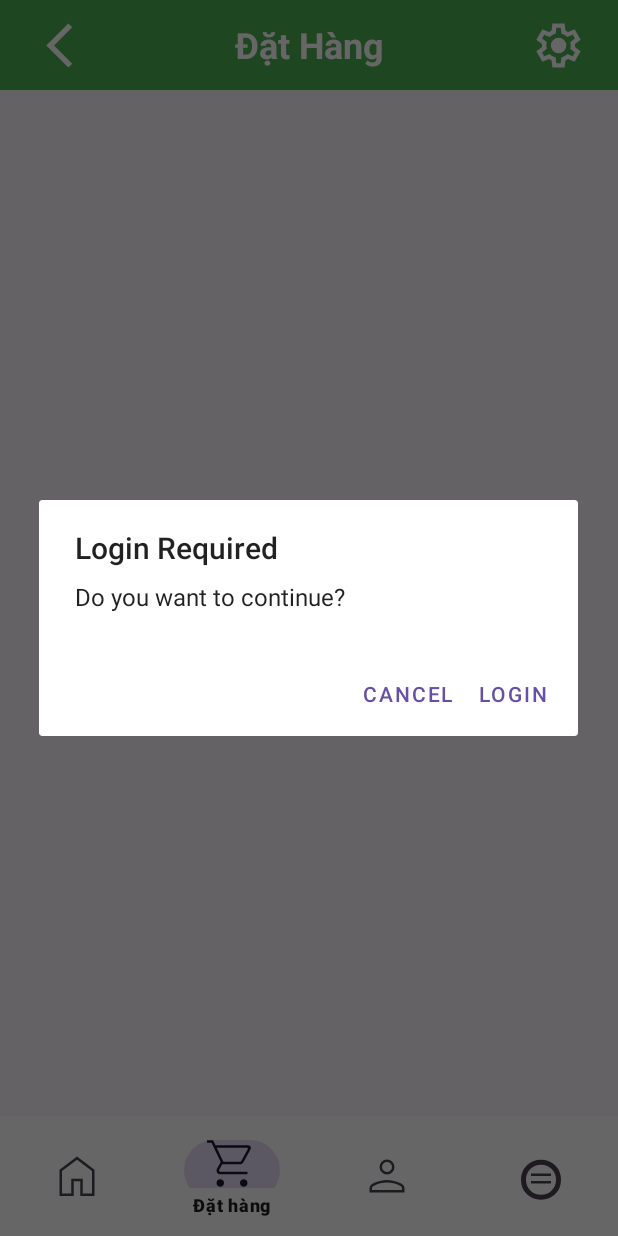
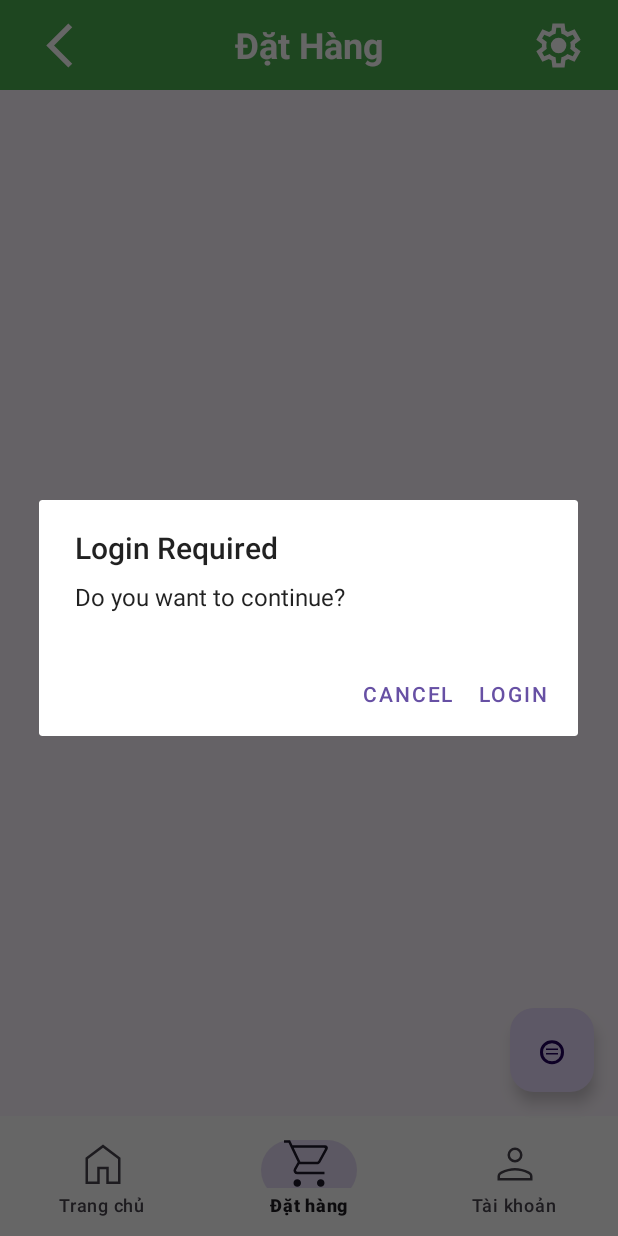
Before and after one commit to Giang1043/SellFoodMini, an Android app: the MainActivity screen opened directly, with no data from a screen before it, item 2 of the bottom bar chosen, on a phone screen of 412 x 824 dp. Run offline under Robolectric (Android 15) with nearby library versions, the phone set to English and light mode, and no system bars; our stand-ins replace Room's generated code.

Commit message:
Cập nhật lại chatbot

```diff
--- a/app/src/main/java/com/example/sellfoodmini/Data/InitActivity.java
+++ b/app/src/main/java/com/example/sellfoodmini/Data/InitActivity.java
@@ -7,16 +7,19 @@ import android.util.Log;
 import androidx.appcompat.app.AppCompatActivity;
 
 import com.example.sellfoodmini.Controller.MainActivity;
+import com.example.sellfoodmini.Database.AppDatabase;
 
 public class InitActivity extends AppCompatActivity {
     private static final String TAG = "InitActivity";
     @Override
     protected void onCreate(Bundle savedInstanceState) {
         super.onCreate(savedInstanceState);
+        AppDatabase db = AppDatabase.getInstance(this);
+        // db.clearAllTables(); // Xóa toàn bộ dữ liệu cũ (tùy chọn)
         DatabaseInitializer.initializeDatabase(this);
         Intent intent = new Intent(this, MainActivity.class);
         startActivity(intent);
         Log.d(TAG, "InitActivity completed");
-        finish(); // Close the activity after running
+        finish();
     }
 }
--- a/app/src/main/res/layout/activity_main.xml
+++ b/app/src/main/res/layout/activity_main.xml
@@ -33,4 +33,15 @@
         app:layout_constraintEnd_toEndOf="parent"
         app:layout_constraintBottom_toBottomOf="parent" />
 
+    <!-- Floating Action Button cho Chatbot -->
+    <com.google.android.material.floatingactionbutton.FloatingActionButton
+        android:id="@+id/fab_chatbot"
+        android:layout_width="wrap_content"
+        android:layout_height="wrap_content"
+        android:layout_margin="16dp"
+        android:src="@drawable/ic_chatbot_24px"
+        app:fabSize="normal"
+        app:layout_constraintBottom_toTopOf="@id/bottom_navigation"
+        app:layout_constraintEnd_toEndOf="parent" />
+
 </androidx.constraintlayout.widget.ConstraintLayout>
--- a/app/src/main/res/menu/bottom_nav_menu.xml
+++ b/app/src/main/res/menu/bottom_nav_menu.xml
@@ -16,9 +16,4 @@
         android:icon="@drawable/ic_user_24px"
         android:title="Tài khoản"/>
 
-    <item
-        android:id="@+id/nav_chatbot"
-        android:icon="@drawable/ic_chatbot_24px"
-        android:title="Chatbot" />
-
 </menu>
```
Also changed, not shown: app/src/main/java/com/example/sellfoodmini/Controller/MainActivity.java (+94 -9 lines), app/src/main/java/com/example/sellfoodmini/Data/DatabaseInitializer.java (+18 -10 lines).
